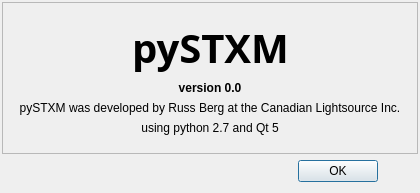
Old version of the form cls/applications/pyStxm/ui/pyStxm_about.ui in the repository RussBerg/pyStxm3.
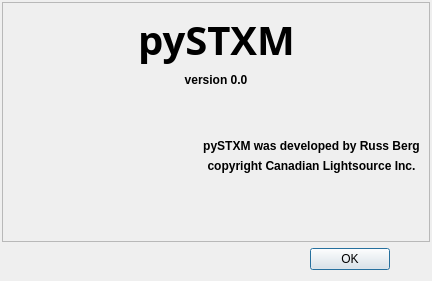
New version of the form. Icons and pictures are not drawn.

The edit to the form file:
```diff
--- a/cls/applications/pyStxm/ui/pyStxm_about.ui
+++ b/cls/applications/pyStxm/ui/pyStxm_about.ui
@@ -6,13 +6,16 @@
    <rect>
     <x>0</x>
     <y>0</y>
-    <width>420</width>
-    <height>193</height>
+    <width>432</width>
+    <height>281</height>
    </rect>
   </property>
   <property name="windowTitle">
    <string>About pyStxm</string>
   </property>
+  <property name="styleSheet">
+   <string notr="true"/>
+  </property>
   <layout class="QVBoxLayout" name="verticalLayout">
    <property name="leftMargin">
     <number>2</number>
@@ -31,6 +34,12 @@
        <verstretch>0</verstretch>
       </sizepolicy>
      </property>
+     <property name="maximumSize">
+      <size>
+       <width>428</width>
+       <height>263</height>
+      </size>
+     </property>
      <property name="frameShape">
       <enum>QFrame::StyledPanel</enum>
      </property>
@@ -38,19 +47,6 @@
       <enum>QFrame::Raised</enum>
      </property>
      <layout class="QVBoxLayout" name="verticalLayout_3">
-      <item>
-       <spacer name="verticalSpacer_2">
-        <property name="orientation">
-         <enum>Qt::Vertical</enum>
-        </property>
-        <property name="sizeHint" stdset="0">
-         <size>
-          <width>20</width>
-          <height>40</height>
-         </size>
-        </property>
-       </spacer>
-      </item>
       <item>
        <layout class="QHBoxLayout" name="horizontalLayout_2">
         <item>
@@ -80,6 +76,9 @@
           <property name="text">
            <string>pySTXM</string>
           </property>
+          <property name="textFormat">
+           <enum>Qt::RichText</enum>
+          </property>
          </widget>
         </item>
         <item>
@@ -98,8 +97,6 @@
        </layout>
       </item>
       <item>
-       <layout class="QVBoxLayout" name="verticalLayout_2">
-        <item>
          <widget class="QLabel" name="versionLbl">
           <property name="font">
            <font>
@@ -116,9 +113,58 @@
          </widget>
         </item>
         <item>
+       <layout class="QHBoxLayout" name="horizontalLayout_3">
+        <item>
+         <spacer name="horizontalSpacer_5">
+          <property name="orientation">
+           <enum>Qt::Horizontal</enum>
+          </property>
+          <property name="sizeHint" stdset="0">
+           <size>
+            <width>40</width>
+            <height>20</height>
+           </size>
+          </property>
+         </spacer>
+        </item>
+        <item>
+         <widget class="QLabel" name="label_5">
+          <property name="text">
+           <string/>
+          </property>
+          <property name="pixmap">
+           <pixmap>../../../../../../../Users/bergr/Pictures/sm-canadian-light-source-logo-png-transparent.png</pixmap>
+          </property>
+          <property name="scaledContents">
+           <bool>true</bool>
+          </property>
+         </widget>
+        </item>
+        <item>
+         <layout class="QVBoxLayout" name="verticalLayout_2">
+          <item>
+           <spacer name="verticalSpacer_2">
+            <property name="orientation">
+             <enum>Qt::Vertical</enum>
+            </property>
+            <property name="sizeHint" stdset="0">
+             <size>
+              <width>20</width>
+              <height>40</height>
+             </size>
+            </property>
+           </spacer>
+          </item>
+          <item>
          <widget class="QLabel" name="label_2">
+            <property name="font">
+             <font>
+              <weight>75</weight>
+              <bold>true</bold>
+             </font>
+            </property>
           <property name="text">
-           <string>pySTXM was developed by Russ Berg at the Canadian Lightsource Inc.</string>
+             <string>pySTXM was developed by Russ Berg</string>
           </property>
           <property name="alignment">
            <set>Qt::AlignCenter</set>
@@ -126,16 +172,21 @@
          </widget>
         </item>
         <item>
-         <widget class="QLabel" name="label_4">
+           <widget class="QLabel" name="label_3">
+            <property name="font">
+             <font>
+              <weight>75</weight>
+              <bold>true</bold>
+             </font>
+            </property>
           <property name="text">
-           <string>using python 2.7 and Qt 5</string>
+             <string>copyright Canadian Lightsource Inc.
+</string>
           </property>
           <property name="alignment">
            <set>Qt::AlignCenter</set>
           </property>
          </widget>
-        </item>
-       </layout>
       </item>
       <item>
        <spacer name="verticalSpacer">
@@ -149,6 +200,10 @@
          </size>
         </property>
        </spacer>
+          </item>
+         </layout>
+        </item>
+       </layout>
       </item>
      </layout>
     </widget>
```
Lines whose indentation alone changed are shown as unchanged.
